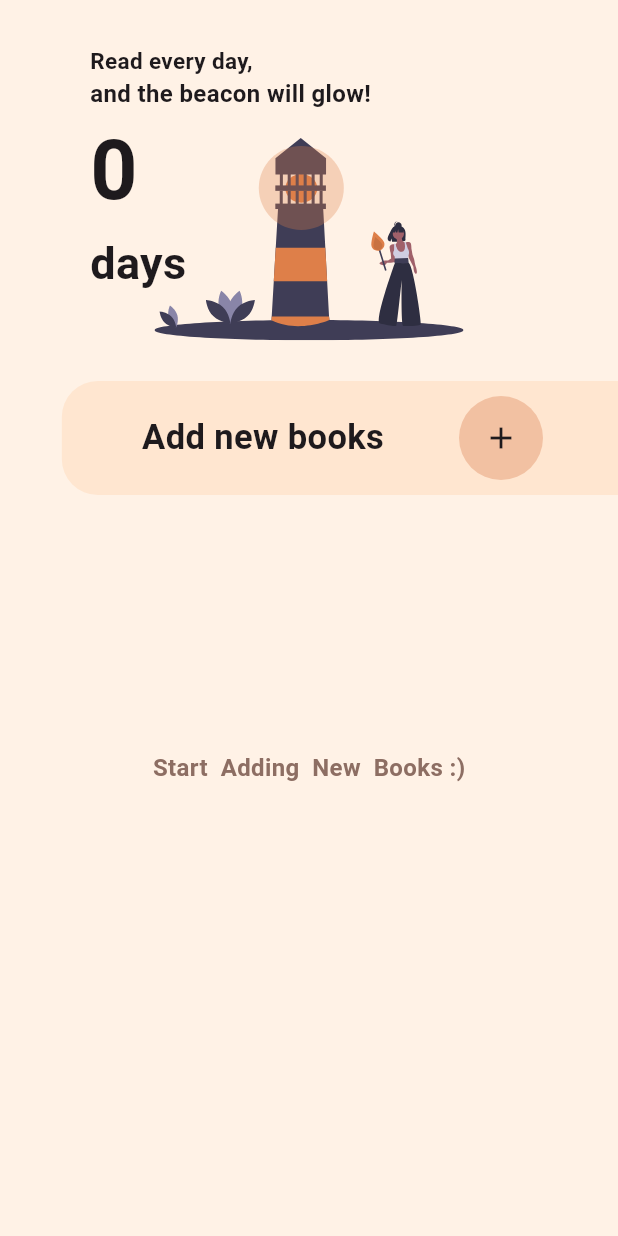
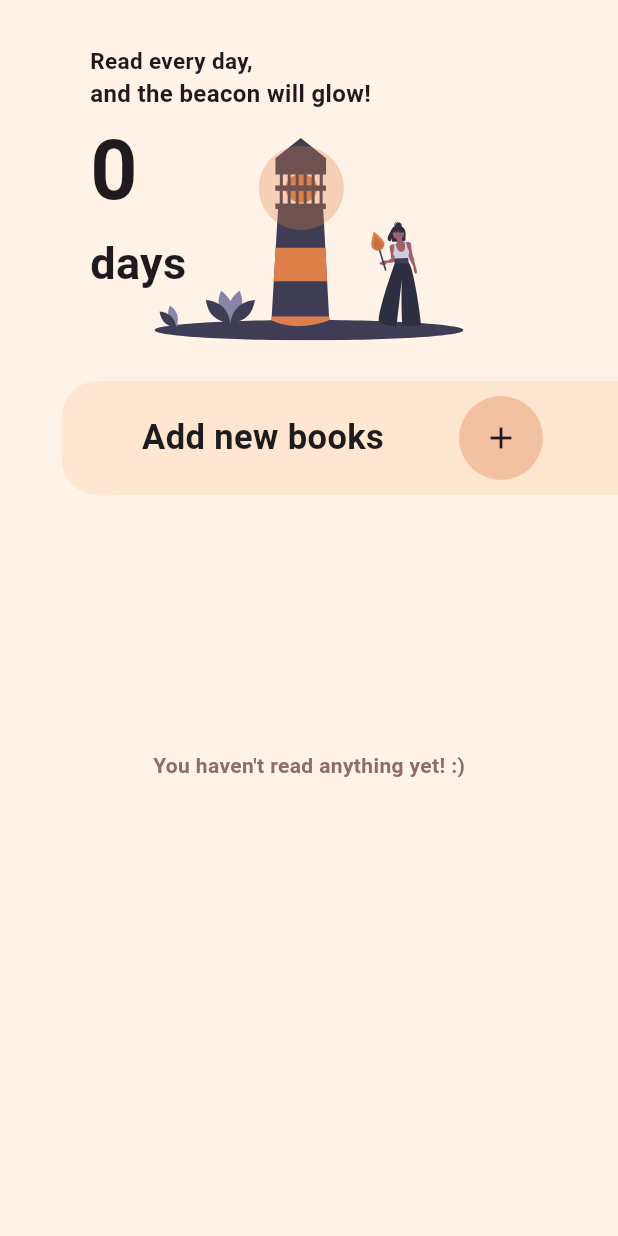
Before and after one commit to ziadhassan7/FlipStreak_Full_Version, a Flutter app: the HomePage screen opened directly, on a phone screen of 412 x 824 dp. Run offline on Flutter 3.47's test engine with Material 2 defaults, Android fonts, the phone set to English and light mode, and no system bars; our stand-ins replace connectivity_plus, file_picker, flutter_local_notifications, flutter_riverpod, flutter_svg, flutter_tts and 6 more; missing offline and left inert: pdfx, syncfusion_flutter_core, syncfusion_flutter_pdfviewer, translator_plus; accounts and stored records are empty.

Commit message:
Ui Changes

```diff
--- a/lib/business/app_wise/exit_book_util.dart
+++ b/lib/business/app_wise/exit_book_util.dart
@@ -1,4 +1,5 @@
 import 'package:flip_streak/business/system_util.dart';
+import 'package:flip_streak/provider/book_list_provider.dart';
 import 'package:flutter_riverpod/flutter_riverpod.dart';
 import '../../provider/last_book_provider.dart';
 import '../../provider/main_top_bar_provider.dart';
@@ -11,6 +12,8 @@ class ExitBookHandler {
     SystemUtil.disableStatusBarColor();
     //make sure Top bar is closed before leaving
     ref.read(mainTopBarProvider.notifier).keepClosed();
+    //update last (read date) on book
+    ref.read(bookListProvider.notifier).updateLastTimeRead();
     // Refresh LastBook Widget provider
     ref.read(lastBookProvider.notifier).updateWidget(bookModel);
   }
--- a/lib/presentation/home/screen/home_page.dart
+++ b/lib/presentation/home/screen/home_page.dart
@@ -4,6 +4,7 @@ import 'package:flip_streak/presentation/home/widget/streak_widget.dart';
 import 'package:flutter/material.dart';
 import 'package:flutter_riverpod/flutter_riverpod.dart';
 import 'package:syncfusion_flutter_pdfviewer/pdfviewer.dart';
+import '../../../data/model/book_model.dart';
 import '../../../provider/book_list_provider.dart';
 import '../../views/text_inria_sans.dart';
 import '../widget/add_widget/add_widget.dart';
@@ -19,7 +20,7 @@ class HomePage extends ConsumerWidget {
   @override
   Widget build(BuildContext context, WidgetRef ref) {
 
-    final files = ref.watch(bookListProvider);
+    final list = ref.watch(bookListProvider);
 
     return Scaffold(
       backgroundColor: colorPrimary,
@@ -50,18 +51,19 @@ class HomePage extends ConsumerWidget {
 
               /// List - Book List
               FutureBuilder(
-                  future: files,
+                  future: list,
                   builder: (context, AsyncSnapshot snapshot) {
 
                     if(snapshot.hasData) {
-                      List data = snapshot.data;
 
-                      if(data.isEmpty){
+                      List currentlyReading = getCurrentList(snapshot.data);
+
+                      if(currentlyReading.isEmpty){
                         return Container(
                             padding: const EdgeInsets.only(top: 150),
                             alignment: AlignmentDirectional.bottomCenter,
-                            child: TextInriaSans("Start  Adding  New  Books :)",
-                              weight: FontWeight.bold, color: Colors.brown.shade400, size: 16,));
+                            child: TextInriaSans("You haven't read anything yet! :)",
+                              weight: FontWeight.bold, color: Colors.brown.shade400, size: 14,));
 
                       } else {
 
@@ -71,10 +73,10 @@ class HomePage extends ConsumerWidget {
                           children: [
                             Padding(
                               padding: const EdgeInsets.symmetric(vertical:20, horizontal: 34),
-                              child: TextInriaSans("Recently Added", size: 18, weight: FontWeight.bold,),
+                              child: TextInriaSans("Recently Read", size: 18, weight: FontWeight.bold,),
                             ),
 
-                            BookListView(files: data),
+                            BookListView(list: currentlyReading),
                           ],
                         );
                       }
@@ -95,4 +97,21 @@ class HomePage extends ConsumerWidget {
     );
   }
 
+  getCurrentList(List<BookModel> list){
+    List<BookModel> currentList = [];
+
+    for(BookModel item in list){
+      if(item.lastReadDate != null){
+        currentList.add(item);
+      }
+    }
+
+    //sort by add date
+    currentList.sort((a, b) {
+      return b.lastReadDate!.compareTo(a.lastReadDate!);
+    });
+
+    return currentList.length > 6 ? currentList.getRange(0, 6) : currentList;
+  }
+
 }
--- a/lib/presentation/views/book_thumbnail.dart
+++ b/lib/presentation/views/book_thumbnail.dart
@@ -27,7 +27,7 @@ class BookThumbnail extends StatelessWidget {
                 if(snapshot.hasData) {
 
                   PdfPageImage image = snapshot.data!;
-                  return Image.memory(image.bytes);
+                  return Image.memory(image.bytes, fit: BoxFit.fitHeight, width: 200, height: 300,);
 
                   // loading
                 } else {
--- a/lib/presentation/views/last_book_widget.dart
+++ b/lib/presentation/views/last_book_widget.dart
@@ -65,7 +65,7 @@ class LastBookWidget extends ConsumerWidget {
                     flex: 4,
                     child: InkWell(
                       onTap: () async => await onTap(context, model),
-                      child: BookThumbnail(filePath: model.path, page: 1,)),
+                      child: BookThumbnail(filePath: model.path, page: model.lastPage,)),
                   ),
 
                   const Spacer(),
--- a/lib/provider/book_list_provider.dart
+++ b/lib/provider/book_list_provider.dart
@@ -73,6 +73,12 @@ class BookProvider extends StateNotifier<Future<List<BookModel>>>{
     updateNotifier();
   }
 
+  /// update Last Time read
+  void updateLastTimeRead(){
+    updateLastReadDate();
+    updateNotifier();
+  }
+
   /// Update / Delete from all books
   Future<void> updateAllBooksWithNewCat(String oldCatItem, String newCatItem) async {
     List<BookModel> list = await bookClient.readAllElements();
```
Also changed, not shown: lib/business/app_wise/controllers/book_controller.dart (+13 -0 lines), lib/presentation/detail/widget/details_page_menu.dart (+4 -4 lines), lib/presentation/home/widget/book_list_view.dart (+6 -11 lines), lib/presentation/library/widget/library_menu_icon.dart (+28 -2 lines).
